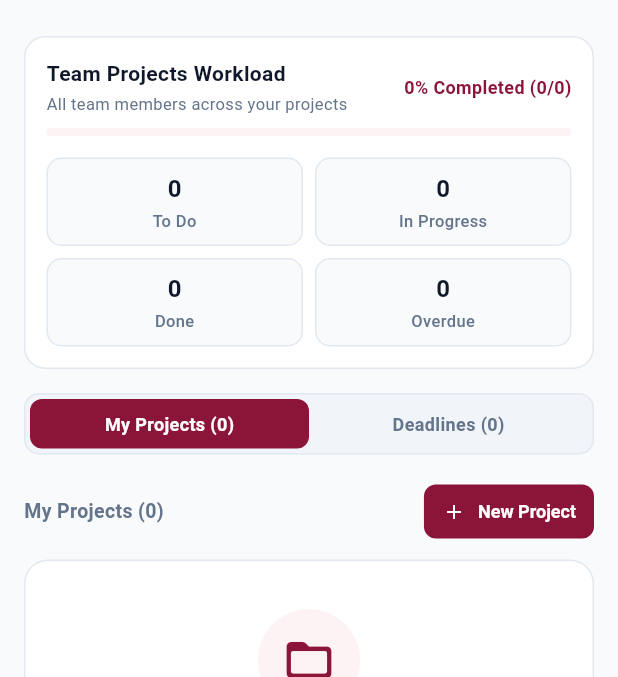
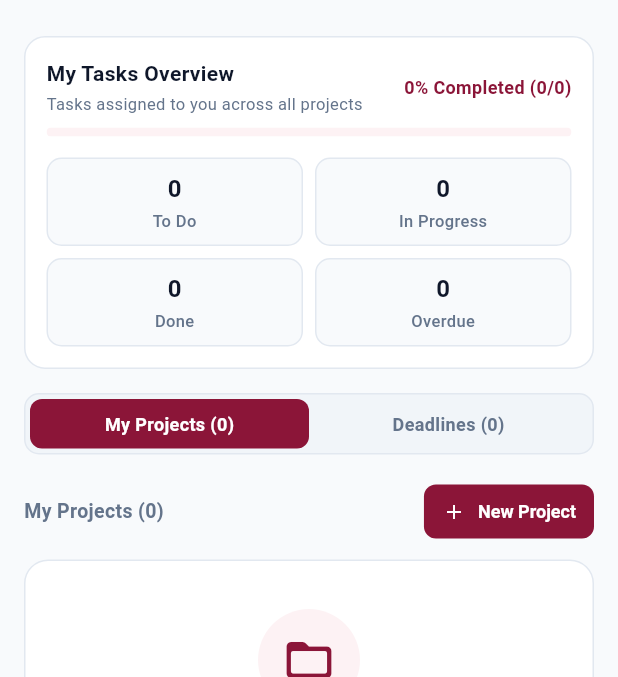
Before and after one commit to nanghaymannphoo/MFU-Student-Assignment-Tracking-System, a Flutter app: the DashboardScreen screen opened directly with empty values, on a phone screen of 412 x 824 dp, the part 66-743 px from its top. Run offline on Flutter 3.47's test engine with Material 3 defaults, Android fonts, the phone set to English and light mode, and no system bars; our stand-ins replace shared_preferences; accounts and stored records are empty; network calls fail.

Commit message:
fix dashboard screen

```diff
--- a/mfu_student_workspace/lib/screens/dashboard/dashboard_screen.dart
+++ b/mfu_student_workspace/lib/screens/dashboard/dashboard_screen.dart
@@ -696,7 +696,7 @@ class _DashboardScreenState extends State<DashboardScreen> {
                 crossAxisAlignment: CrossAxisAlignment.start,
                 children: [
                   const Text(
-                    'Team Projects Workload',
+                    'My Tasks Overview',
                     style: TextStyle(
                       fontSize: 14,
                       fontWeight: FontWeight.bold,
@@ -705,7 +705,7 @@ class _DashboardScreenState extends State<DashboardScreen> {
                   ),
                   const SizedBox(height: 2),
                   const Text(
-                    'All team members across your projects',
+                    'Tasks assigned to you across all projects',
                     style: TextStyle(
                       fontSize: 11,
                       color: AppColors.textSecondary,
```
